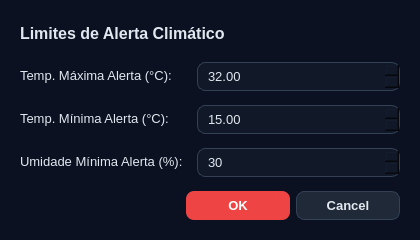
Before: the Qt Designer form ui/config_dialog.ui in SamuelSchutz13/SistemTemp, drawn with Qt 5.
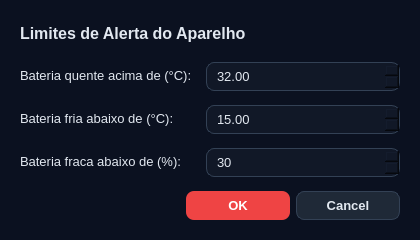
After: the same form once the commit is applied.

The edit to the form file:
```diff
--- a/ui/config_dialog.ui
+++ b/ui/config_dialog.ui
@@ -34,7 +34,7 @@
    <item>
     <widget class="QLabel" name="lblInfo">
      <property name="text">
-      <string>&lt;span style=&quot;font-size:12pt; font-weight:700;&quot;&gt;Limites de Alerta Climático&lt;/span&gt;</string>
+      <string>&lt;span style=&quot;font-size:12pt; font-weight:700;&quot;&gt;Limites de Alerta do Aparelho&lt;/span&gt;</string>
      </property>
     </widget>
    </item>
@@ -43,7 +43,7 @@
      <item row="0" column="0">
       <widget class="QLabel" name="lblTempMax">
        <property name="text">
-        <string>Temp. Máxima Alerta (°C):</string>
+        <string>Bateria quente acima de (°C):</string>
        </property>
       </widget>
      </item>
@@ -63,7 +63,7 @@
      <item row="1" column="0">
       <widget class="QLabel" name="lblTempMin">
        <property name="text">
-        <string>Temp. Mínima Alerta (°C):</string>
+        <string>Bateria fria abaixo de (°C):</string>
        </property>
       </widget>
      </item>
@@ -83,7 +83,7 @@
      <item row="2" column="0">
       <widget class="QLabel" name="lblUmidMin">
        <property name="text">
-        <string>Umidade Mínima Alerta (%):</string>
+        <string>Bateria fraca abaixo de (%):</string>
        </property>
       </widget>
      </item>
```
Left out of the diff: 4 changed lines with no effect on the pictures.
